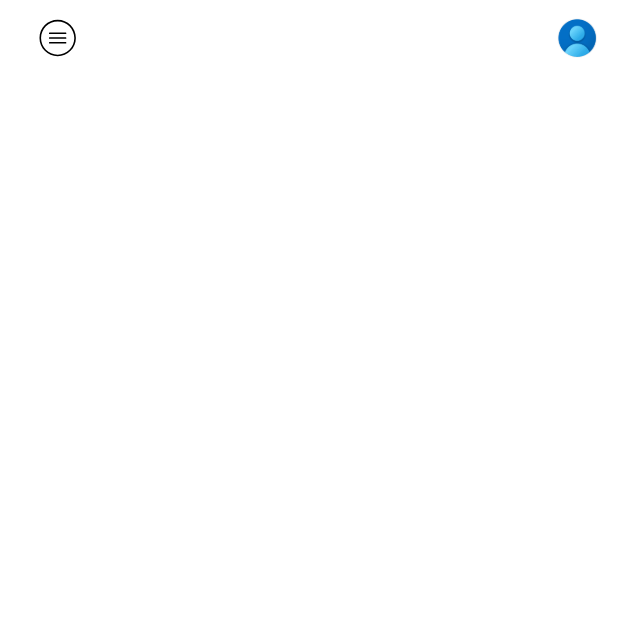
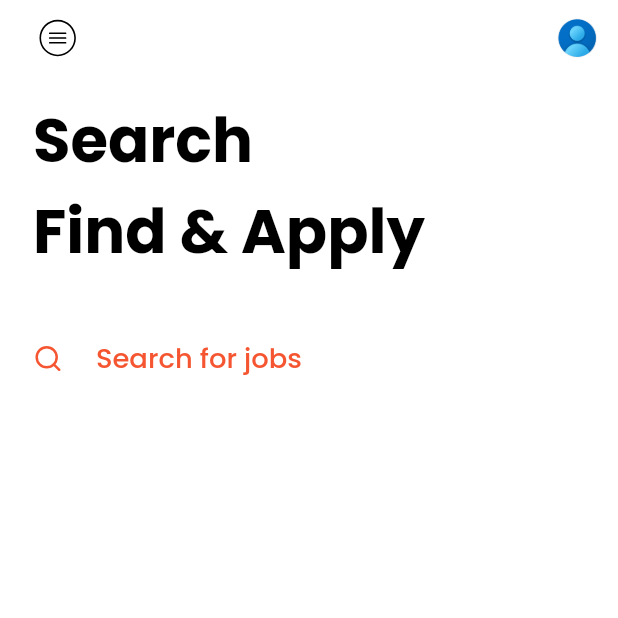
Before and after one commit to cjchika/joboard, a Flutter app: the HomePage screen opened directly, on a phone screen of 412 x 824 dp, the top half of it. Run offline on Flutter 3.47's test engine with Material 2 defaults, Android fonts, the phone set to English and light mode, and no system bars; our stand-ins replace flutter_animate, flutter_screenutil, flutter_svg, flutter_vector_icons, flutter_zoom_drawer, get and 5 more; accounts and stored records are empty.

```diff
--- a/lib/views/common/search.dart
+++ b/lib/views/common/search.dart
@@ -1,10 +1,34 @@
 import 'package:flutter/material.dart';
+import 'package:flutter_vector_icons/flutter_vector_icons.dart';
+import 'package:joboard/views/common/app_style.dart';
+import 'package:joboard/views/common/reusable_text.dart';
+import 'package:joboard/views/common/width_spacer.dart';
+
+import '../../constants/app_constants.dart';
 
 class SearchWidget extends StatelessWidget {
   const SearchWidget({super.key});
 
   @override
   Widget build(BuildContext context) {
-    return Container();
+    return GestureDetector(
+      onTap: () {},
+      child: Column(
+        children: [
+          Row(
+            mainAxisAlignment: MainAxisAlignment.start,
+            children: [
+              Icon(Feather.search, color: Color(kOrange.value), size: 20),
+              const WidthSpacer(size: 20),
+              ReusableText(
+                text: "Search for jobs",
+                style: appstyle(18, Color(kOrange.value), FontWeight.w500),
+              ),
+
+            ],
+          )
+        ],
+      ),
+    );
   }
 }
--- a/lib/views/ui/homepage.dart
+++ b/lib/views/ui/homepage.dart
@@ -1,7 +1,11 @@
 import 'package:flutter/material.dart';
 import 'package:flutter_screenutil/flutter_screenutil.dart';
+import 'package:joboard/constants/app_constants.dart';
 import 'package:joboard/views/common/app_bar.dart';
+import 'package:joboard/views/common/app_style.dart';
 import 'package:joboard/views/common/drawer/draw_widget.dart';
+import 'package:joboard/views/common/height_spacer.dart';
+import 'package:joboard/views/common/search.dart';
 
 class HomePage extends StatefulWidget {
   const HomePage({super.key});
@@ -32,6 +36,25 @@ class _HomePageState extends State<HomePage> {
           ),
         ),
       ),
+      body: SafeArea(
+        child: SingleChildScrollView(
+          child: Padding(
+            padding: EdgeInsets.symmetric(horizontal: 20.w),
+            child: Column(
+              crossAxisAlignment: CrossAxisAlignment.start,
+              children: [
+                const HeightSpacer(size: 12),
+                Text(
+                  "Search \nFind & Apply",
+                  style: appstyle(40, Color(kDark.value), FontWeight.bold),
+                ),
+                const HeightSpacer(size: 40),
+                SearchWidget(),
+              ],
+            ),
+          ),
+        ),
+      ),
     );
   }
 }
--- a/lib/views/ui/mainscreen.dart
+++ b/lib/views/ui/mainscreen.dart
@@ -1,14 +1,10 @@
 import 'package:flutter/material.dart';
-// import 'package:flutter_screenutil/flutter_screenutil.dart';
 import 'package:joboard/views/common/drawer/drawer_srceen.dart';
 import 'package:flutter_zoom_drawer/flutter_zoom_drawer.dart';
 import 'package:joboard/controllers/exports.dart';
 import 'package:joboard/views/ui/bookmarks/bookmarks.dart';
 import 'package:joboard/views/ui/chat/chatpage.dart';
 import 'package:joboard/views/ui/device_mgt/devices_info.dart';
-// import 'package:joboard/views/common/app_style.dart';
-// import 'package:joboard/views/common/reusable_text.dart';
-// import 'package:joboard/views/common/width_spacer.dart';
 import 'package:joboard/views/ui/homepage.dart';
 import 'package:provider/provider.dart';
 
@@ -34,7 +30,7 @@ class _MainScreenState extends State<MainScreen> {
         borderRadius: 30,
         showShadow: true,
         angle: 0.0,
-        slideWidth: 250,
+        slideWidth: 200,
         menuBackgroundColor: Color(kLightBlue.value),
       );
     });
```
